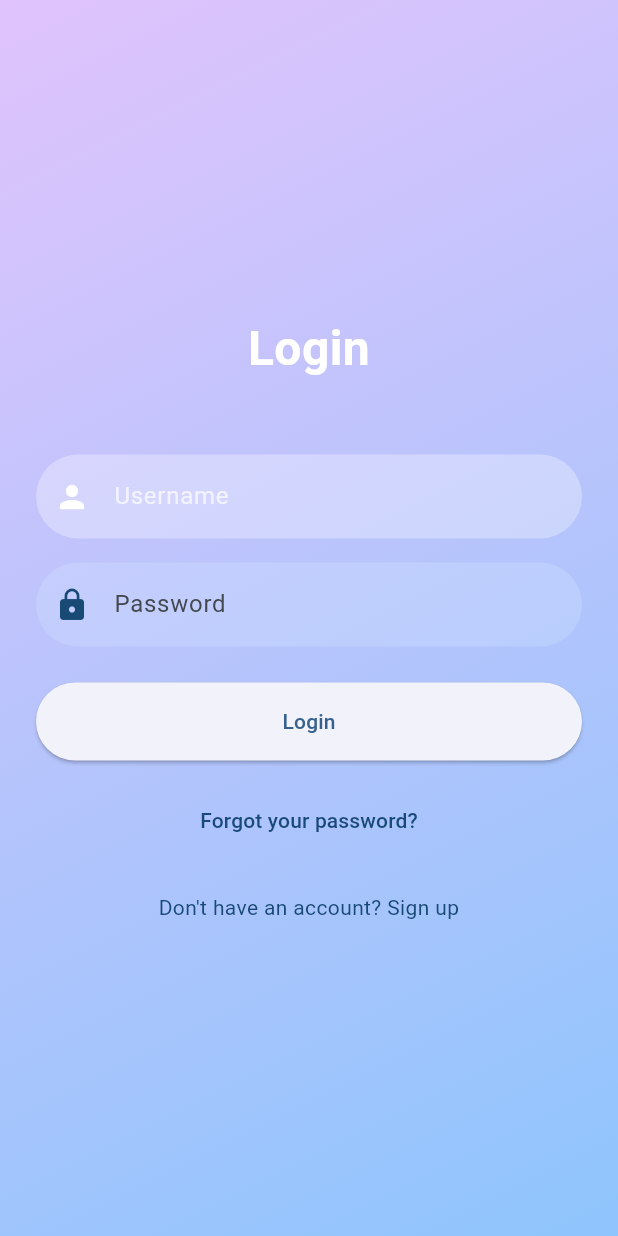
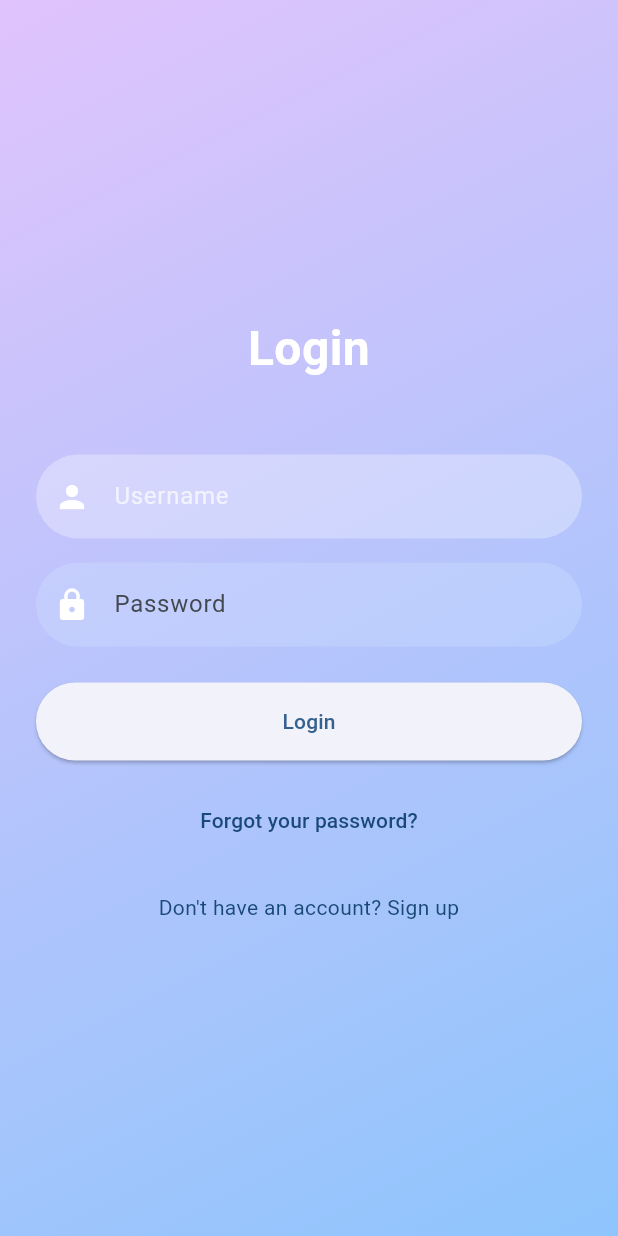
Before and after one commit to Eizen94/uts_2023130033, a Flutter app: the screen it shows after launch, on a phone screen of 412 x 824 dp. Run offline on Flutter 3.47's test engine with Material 3 defaults, Android fonts, the phone set to English and light mode, and no system bars.

Commit message:
Project untuk UTS PPB - Nikolaus Franz - 2023130033

```diff
--- a/lib/login_screen.dart
+++ b/lib/login_screen.dart
@@ -68,9 +68,7 @@ class _LoginScreenState extends State<LoginScreen> {
                   obscureText: true,
                   decoration: InputDecoration(
                     hintText: 'Password',
-                    prefixIcon: Icon(Icons.lock,
-                        color:
-                            Theme.of(context).colorScheme.onPrimaryContainer),
+                    prefixIcon: const Icon(Icons.lock, color: Colors.white),
                     filled: true,
                     fillColor: Theme.of(context)
                         .colorScheme
```
